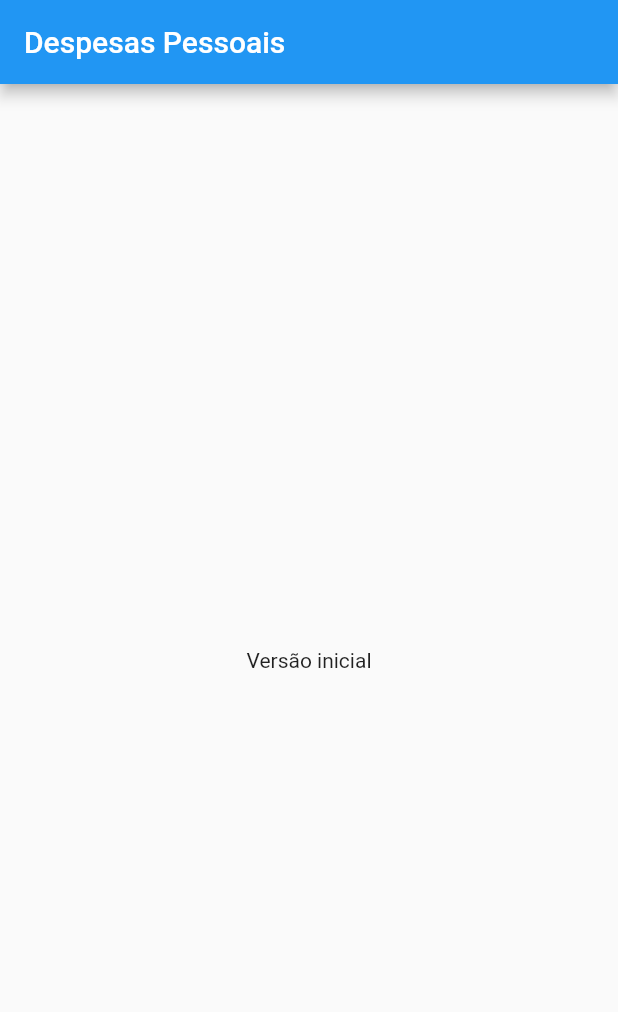
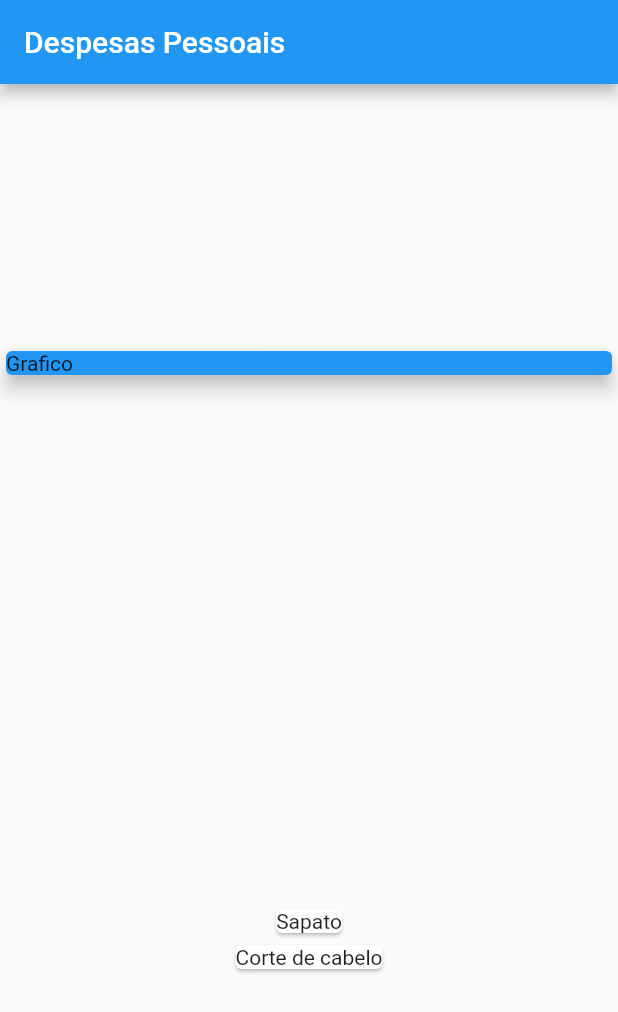
Before and after one commit to DjalmaHenry/personal-expenses, a Flutter app: the screen it shows after launch, on a phone screen of 412 x 824 dp. Shown: the top 1012 px of the screen. Run offline on Flutter 3.47's test engine with Material 2 defaults, Android fonts, the phone set to English and light mode, and no system bars.

```diff
--- a/lib/main.dart
+++ b/lib/main.dart
@@ -1,9 +1,10 @@
 import 'package:flutter/material.dart';
+
+import 'models/transaction.dart';
 
 main() => runApp(expensesApp());
 
 class expensesApp extends StatelessWidget {
-
   @override
   Widget build(BuildContext context) {
     return MaterialApp(
@@ -13,16 +14,46 @@ class expensesApp extends StatelessWidget {
 }
 
 class MyHomePage extends StatelessWidget {
+  final _transactions = [
+    Transaction(
+      id: 't1',
+      title: 'Sapato',
+      value: 340.50,
+      date: DateTime.now(),
+    ),
+    Transaction(
+      id: 't2',
+      title: 'Corte de cabelo',
+      value: 31.50,
+      date: DateTime.now(),
+    ),
+  ];
 
   @override
   Widget build(BuildContext context) {
     return Scaffold(
-      appBar: AppBar(
-        title: Text('Despesas Pessoais'),
-      ),
-      body: const Center(
-        child: Text('Versão inicial'),
-      ),
-    );
+        appBar: AppBar(
+          title: Text('Despesas Pessoais'),
+        ),
+        body: Column(
+          mainAxisAlignment: MainAxisAlignment.spaceAround,
+          crossAxisAlignment: CrossAxisAlignment.stretch,
+          children: <Widget>[
+            const SizedBox(
+              width: double.infinity,
+              child: Card(
+                color: Colors.blue,
+                child: Text('Grafico'),
+                elevation: 5,
+              ),
+            ),
+            Column(
+                children: _transactions.map((tr) {
+              return Card(
+                child: Text(tr.title),
+              );
+            }).toList())
+          ],
+        ));
   }
 }
--- /dev/null
+++ b/lib/models/transaction.dart
@@ -0,0 +1,13 @@
+class Transaction {
+  final String id;
+  final String title;
+  final double value;
+  final DateTime date;
+
+  Transaction({
+    required this.id,
+    required this.title,
+    required this.value,
+    required this.date,
+  });
+}
```
